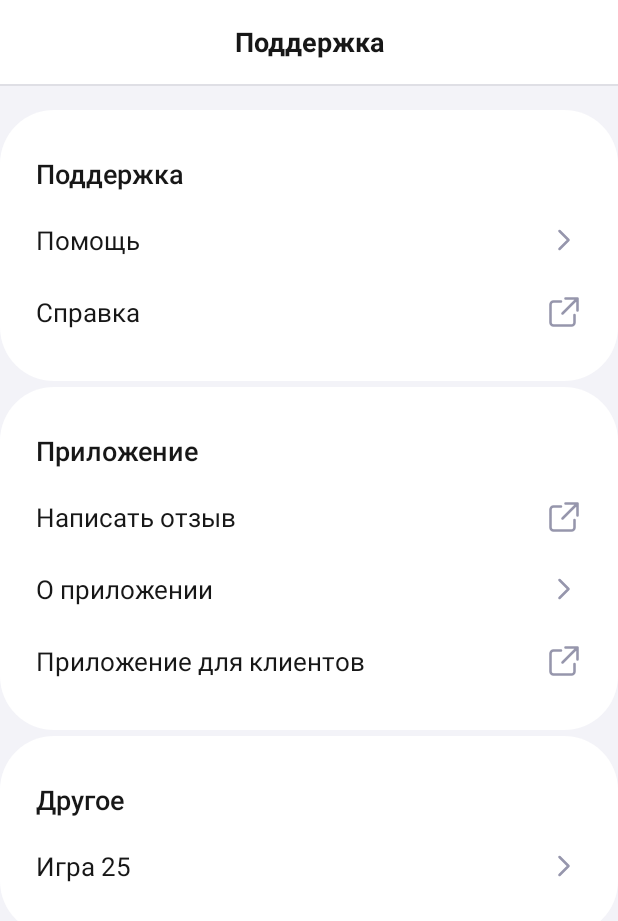
After one commit to semfi4ka/kursovaya-tri-mushketera, an Android app: the layout page_support.xml on its own in the app's theme, with its tools: preview values and no code run, on a phone screen of 412 x 824 dp. The commit adds this screen. Shown: the top 921 px of the screen. Run offline under Robolectric (Android 15) with nearby library versions, the phone set to English and light mode, and no system bars.

Commit message:
добавить экран поддержки

```diff
--- a/app/src/main/java/com/example/kursach/MainActivity.java
+++ b/app/src/main/java/com/example/kursach/MainActivity.java
@@ -20,13 +20,16 @@ import java.util.regex.Matcher;
 import java.util.regex.Pattern;
 
 import androidx.activity.EdgeToEdge;
+import androidx.activity.OnBackPressedCallback;
 import androidx.appcompat.app.AppCompatActivity;
 import androidx.core.graphics.Insets;
 import androidx.core.view.ViewCompat;
+import androidx.core.view.WindowCompat;
 import androidx.core.view.WindowInsetsCompat;
 
 public class MainActivity extends AppCompatActivity {
     private static final String[] CITIES = {"Любой город", "Минск", "Витебск", "Гомель", "Брест"};
+    private static final String SUPPORT_OPEN = "support_open";
     private EditText searchInput;
     private LinearLayout orderCards;
     private View emptyState;
@@ -38,14 +41,23 @@ public class MainActivity extends AppCompatActivity {
     private int maxPrice;
     private boolean remoteOnly;
     private boolean onSiteOnly;
+    private final OnBackPressedCallback supportBackCallback = new OnBackPressedCallback(false) {
+        @Override
+        public void handleOnBackPressed() {
+            showSupport(false);
+        }
+    };
 
     @Override
     protected void onCreate(Bundle savedInstanceState) {
         super.onCreate(savedInstanceState);
         EdgeToEdge.enable(this);
         setContentView(R.layout.activity_main);
-        setActiveNavigation(R.id.navOrders);
         searchInput = findViewById(R.id.searchInput);
+        getOnBackPressedDispatcher().addCallback(this, supportBackCallback);
+        findViewById(R.id.navOrders).setOnClickListener(v -> showSupport(false));
+        findViewById(R.id.navSupport).setOnClickListener(v -> showSupport(true));
+        showSupport(savedInstanceState != null && savedInstanceState.getBoolean(SUPPORT_OPEN));
         orderCards = findViewById(R.id.orderCards);
         emptyState = findViewById(R.id.emptyState);
         mapContent = findViewById(R.id.mapContent);
@@ -74,6 +86,24 @@ public class MainActivity extends AppCompatActivity {
             v.setPadding(systemBars.left, systemBars.top, systemBars.right, systemBars.bottom);
             return insets;
         });
+    }
+
+    @Override
+    protected void onSaveInstanceState(Bundle outState) {
+        super.onSaveInstanceState(outState);
+        outState.putBoolean(SUPPORT_OPEN, supportBackCallback.isEnabled());
+    }
+
+    private void showSupport(boolean open) {
+        if (open && searchInput.hasFocus()) {
+            WindowCompat.getInsetsController(getWindow(), searchInput)
+                    .hide(WindowInsetsCompat.Type.ime());
+            searchInput.clearFocus();
+        }
+        findViewById(R.id.orderFeed).setVisibility(open ? View.GONE : View.VISIBLE);
+        findViewById(R.id.supportPage).setVisibility(open ? View.VISIBLE : View.GONE);
+        setActiveNavigation(open ? R.id.navSupport : R.id.navOrders);
+        supportBackCallback.setEnabled(open);
     }
 
     private void setActiveNavigation(int activeItemId) {
--- /dev/null
+++ b/app/src/main/res/drawable/ic_support_chevron.xml
@@ -0,0 +1,14 @@
+<?xml version="1.0" encoding="utf-8"?>
+<vector xmlns:android="http://schemas.android.com/apk/res/android"
+    android:width="24dp"
+    android:height="24dp"
+    android:autoMirrored="true"
+    android:viewportWidth="24"
+    android:viewportHeight="24">
+    <path
+        android:pathData="M9,6 L15,12 L9,18"
+        android:strokeColor="#9696AC"
+        android:strokeLineCap="round"
+        android:strokeLineJoin="round"
+        android:strokeWidth="1.7" />
+</vector>
--- /dev/null
+++ b/app/src/main/res/drawable/ic_support_external_link.xml
@@ -0,0 +1,13 @@
+<?xml version="1.0" encoding="utf-8"?>
+<vector xmlns:android="http://schemas.android.com/apk/res/android"
+    android:width="24dp"
+    android:height="24dp"
+    android:viewportWidth="24"
+    android:viewportHeight="24">
+    <path
+        android:pathData="M10,5 H5 A2,2 0,0 0,3 7 V19 A2,2 0,0 0,5 21 H17 A2,2 0,0 0,19 19 V14 M13,3 H21 V11 M21,3 L11,13"
+        android:strokeColor="#9696AC"
+        android:strokeLineCap="round"
+        android:strokeLineJoin="round"
+        android:strokeWidth="1.7" />
+</vector>
--- /dev/null
+++ b/app/src/main/res/drawable/support_section_background.xml
@@ -0,0 +1,5 @@
+<?xml version="1.0" encoding="utf-8"?>
+<shape xmlns:android="http://schemas.android.com/apk/res/android">
+    <solid android:color="@color/white" />
+    <corners android:radius="36dp" />
+</shape>
--- a/app/src/main/res/layout/activity_main.xml
+++ b/app/src/main/res/layout/activity_main.xml
@@ -187,6 +187,17 @@
         </LinearLayout>
     </ScrollView>
 
+    <include
+        android:id="@+id/supportPage"
+        layout="@layout/page_support"
+        android:layout_width="0dp"
+        android:layout_height="0dp"
+        android:visibility="gone"
+        app:layout_constraintBottom_toTopOf="@id/bottomNavigation"
+        app:layout_constraintEnd_toEndOf="parent"
+        app:layout_constraintStart_toStartOf="parent"
+        app:layout_constraintTop_toTopOf="parent" />
+
     <LinearLayout
         android:id="@+id/bottomNavigation"
         android:layout_width="0dp"
@@ -214,9 +225,9 @@
             <ImageView style="@style/BottomNavigationIcon" android:src="@drawable/ic_nav_profile" android:tint="@color/nav_item_tint" />
             <TextView style="@style/BottomNavigationLabel" android:text="Анкета" android:textColor="@color/nav_item_tint" />
         </LinearLayout>
-        <LinearLayout android:id="@+id/navSupport" style="@style/BottomNavigationItem" android:contentDescription="Поддержка">
+        <LinearLayout android:id="@+id/navSupport" style="@style/BottomNavigationItem" android:contentDescription="@string/support_title">
             <ImageView style="@style/BottomNavigationIcon" android:src="@drawable/ic_nav_support" android:tint="@color/nav_item_tint" />
-            <TextView style="@style/BottomNavigationLabel" android:text="Поддержка" android:textColor="@color/nav_item_tint" />
+            <TextView style="@style/BottomNavigationLabel" android:text="@string/support_title" android:textColor="@color/nav_item_tint" />
         </LinearLayout>
     </LinearLayout>
 </androidx.constraintlayout.widget.ConstraintLayout>
--- /dev/null
+++ b/app/src/main/res/layout/page_support.xml
@@ -0,0 +1,99 @@
+<?xml version="1.0" encoding="utf-8"?>
+<LinearLayout xmlns:android="http://schemas.android.com/apk/res/android"
+    android:layout_width="match_parent"
+    android:layout_height="match_parent"
+    android:background="#F3F3F8"
+    android:orientation="vertical">
+
+    <TextView
+        android:layout_width="match_parent"
+        android:layout_height="wrap_content"
+        android:background="@color/white"
+        android:gravity="center"
+        android:minHeight="56dp"
+        android:padding="12dp"
+        android:text="@string/support_title"
+        android:textColor="@color/nav_active"
+        android:textSize="18sp"
+        android:textStyle="bold" />
+
+    <View
+        android:layout_width="match_parent"
+        android:layout_height="1dp"
+        android:background="#DFDFE5" />
+
+    <ScrollView
+        android:layout_width="match_parent"
+        android:layout_height="0dp"
+        android:layout_weight="1"
+        android:scrollbars="none">
+
+        <LinearLayout
+            android:layout_width="match_parent"
+            android:layout_height="wrap_content"
+            android:orientation="vertical"
+            android:paddingTop="16dp"
+            android:paddingBottom="16dp">
+
+            <LinearLayout style="@style/SupportSection">
+                <TextView
+                    style="@style/SupportHeading"
+                    android:text="@string/support_title" />
+
+                <TextView
+                    android:id="@+id/supportHelp"
+                    style="@style/SupportRow"
+                    android:drawableEnd="@drawable/ic_support_chevron"
+                    android:text="@string/support_help" />
+
+                <TextView
+                    android:id="@+id/supportReference"
+                    style="@style/SupportRow"
+                    android:drawableEnd="@drawable/ic_support_external_link"
+                    android:text="@string/support_reference" />
+            </LinearLayout>
+
+            <LinearLayout
+                style="@style/SupportSection"
+                android:layout_marginTop="4dp">
+
+                <TextView
+                    style="@style/SupportHeading"
+                    android:text="@string/support_app" />
+
+                <TextView
+                    android:id="@+id/supportReview"
+                    style="@style/SupportRow"
+                    android:drawableEnd="@drawable/ic_support_external_link"
+                    android:text="@string/support_review" />
+
+                <TextView
+                    android:id="@+id/supportAbout"
+                    style="@style/SupportRow"
+                    android:drawableEnd="@drawable/ic_support_chevron"
+                    android:text="@string/support_about" />
+
+                <TextView
+                    android:id="@+id/supportClientApp"
+                    style="@style/SupportRow"
+                    android:drawableEnd="@drawable/ic_support_external_link"
+                    android:text="@string/support_client_app" />
+            </LinearLayout>
+
+            <LinearLayout
+                style="@style/SupportSection"
+                android:layout_marginTop="4dp">
+
+                <TextView
+                    style="@style/SupportHeading"
+                    android:text="@string/support_other" />
+
+                <TextView
+                    android:id="@+id/supportGame"
+                    style="@style/SupportRow"
+                    android:drawableEnd="@drawable/ic_support_chevron"
+                    android:text="@string/support_game" />
+            </LinearLayout>
+        </LinearLayout>
+    </ScrollView>
+</LinearLayout>
--- a/app/src/main/res/values/strings.xml
+++ b/app/src/main/res/values/strings.xml
@@ -1,3 +1,12 @@
 <resources>
     <string name="app_name">Kursach</string>
+    <string name="support_title">Поддержка</string>
+    <string name="support_help">Помощь</string>
+    <string name="support_reference">Справка</string>
+    <string name="support_app">Приложение</string>
+    <string name="support_review">Написать отзыв</string>
+    <string name="support_about">О приложении</string>
+    <string name="support_client_app">Приложение для клиентов</string>
+    <string name="support_other">Другое</string>
+    <string name="support_game">Игра 25</string>
 </resources>
--- /dev/null
+++ b/app/src/main/res/values/styles_support.xml
@@ -0,0 +1,29 @@
+<?xml version="1.0" encoding="utf-8"?>
+<resources>
+    <style name="SupportSection">
+        <item name="android:layout_width">match_parent</item>
+        <item name="android:layout_height">wrap_content</item>
+        <item name="android:background">@drawable/support_section_background</item>
+        <item name="android:orientation">vertical</item>
+        <item name="android:paddingHorizontal">24dp</item>
+        <item name="android:paddingTop">22dp</item>
+        <item name="android:paddingBottom">22dp</item>
+    </style>
+
+    <style name="SupportRow">
+        <item name="android:layout_width">match_parent</item>
+        <item name="android:layout_height">wrap_content</item>
+        <item name="android:drawablePadding">12dp</item>
+        <item name="android:gravity">center_vertical</item>
+        <item name="android:minHeight">48dp</item>
+        <item name="android:paddingVertical">8dp</item>
+        <item name="android:textColor">@color/nav_active</item>
+        <item name="android:textSize">17sp</item>
+    </style>
+
+    <style name="SupportHeading" parent="SupportRow">
+        <item name="android:fontFamily">sans-serif-medium</item>
+        <item name="android:minHeight">36dp</item>
+        <item name="android:textSize">18sp</item>
+    </style>
+</resources>
```
